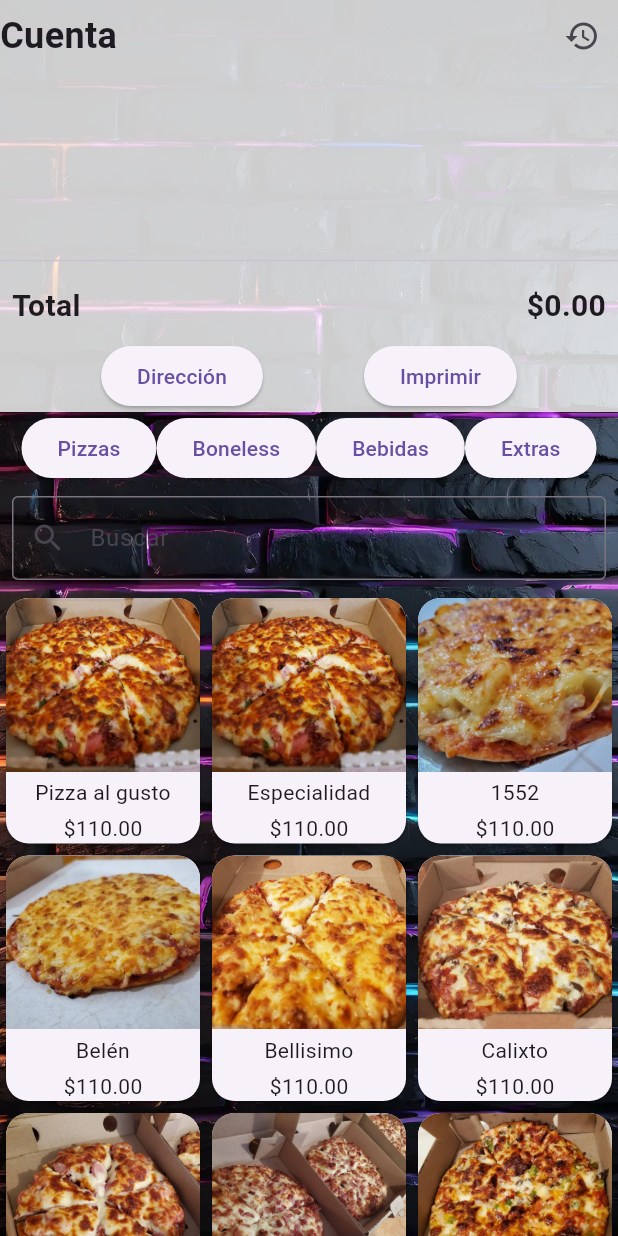
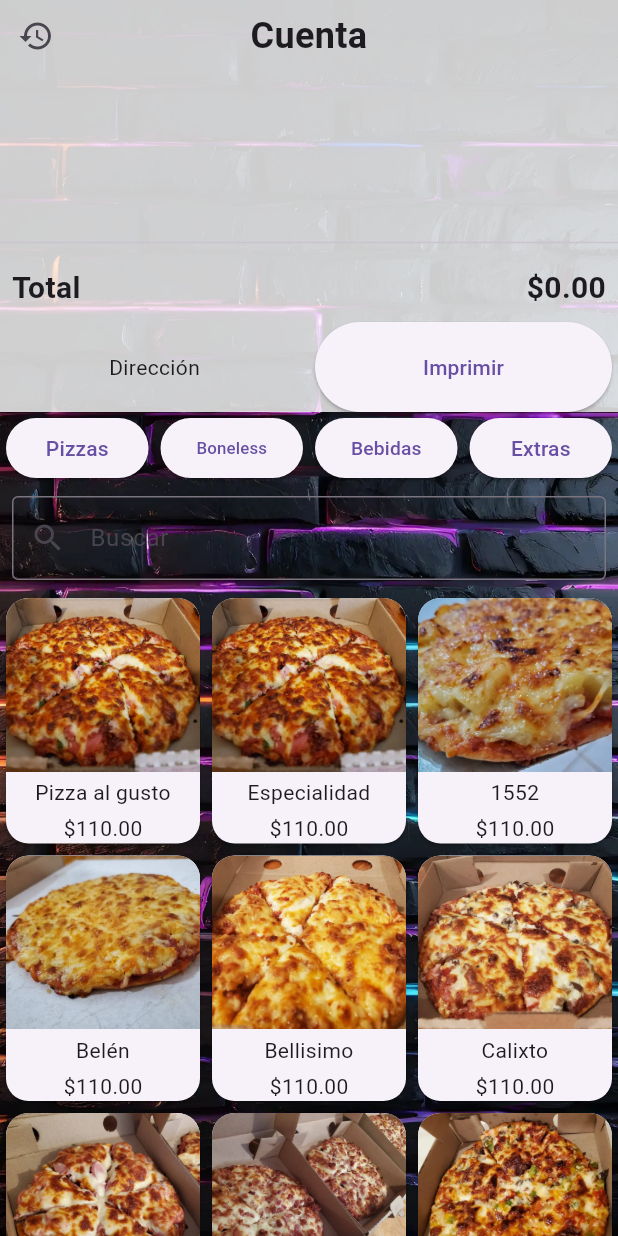
Before and after one commit to ItsKillionaire/Point_of_sale_app, a Flutter app: the screen it shows after launch, on a phone screen of 412 x 824 dp. Run offline on Flutter 3.47's test engine with Material 3 defaults, Android fonts, the light colour scheme and no system bars.

Commit message:
fix layout

```diff
--- a/pizzapopan_pos/lib/screens/home_screen.dart
+++ b/pizzapopan_pos/lib/screens/home_screen.dart
@@ -102,24 +102,60 @@ class _HomeScreenState extends State<HomeScreen> {
         return Column(
           children: [
             // Category buttons
-            Wrap(
-              alignment: WrapAlignment.spaceEvenly,
+            Row(
+              mainAxisAlignment: MainAxisAlignment.spaceEvenly,
               children: [
-                ElevatedButton(
+                Expanded(
+                  child: Padding(
+                    padding: const EdgeInsets.symmetric(horizontal: 4.0),
+                    child: ElevatedButton(
                       onPressed: () => setState(() => _selectedCategory = ProductCategory.pizzas),
-                  child: const Text('Pizzas'),
+                      child: FittedBox(
+                        fit: BoxFit.scaleDown,
+                        alignment: Alignment.center,
+                        child: const Text('Pizzas', maxLines: 1),
                       ),
-                ElevatedButton(
+                    ),
+                  ),
+                ),
+                Expanded(
+                  child: Padding(
+                    padding: const EdgeInsets.symmetric(horizontal: 4.0),
+                    child: ElevatedButton(
                       onPressed: () => setState(() => _selectedCategory = ProductCategory.boneless),
-                  child: const Text('Boneless'),
+                      child: FittedBox(
+                        fit: BoxFit.scaleDown,
+                        alignment: Alignment.center,
+                        child: const Text('Boneless', maxLines: 1),
                       ),
-                ElevatedButton(
+                    ),
+                  ),
+                ),
+                Expanded(
+                  child: Padding(
+                    padding: const EdgeInsets.symmetric(horizontal: 4.0),
+                    child: ElevatedButton(
                       onPressed: () => setState(() => _selectedCategory = ProductCategory.bebidas),
-                  child: const Text('Bebidas'),
+                      child: FittedBox(
+                        fit: BoxFit.scaleDown,
+                        alignment: Alignment.center,
+                        child: const Text('Bebidas', maxLines: 1),
                       ),
-                ElevatedButton(
+                    ),
+                  ),
+                ),
+                Expanded(
+                  child: Padding(
+                    padding: const EdgeInsets.symmetric(horizontal: 4.0),
+                    child: ElevatedButton(
                       onPressed: () => setState(() => _selectedCategory = ProductCategory.extras),
-                  child: const Text('Extras'),
+                      child: FittedBox(
+                        fit: BoxFit.scaleDown,
+                        alignment: Alignment.center,
+                        child: const Text('Extras', maxLines: 1),
+                      ),
+                    ),
+                  ),
                 ),
               ],
             ),
@@ -204,12 +240,7 @@ class _HomeScreenState extends State<HomeScreen> {
       child: Column(
         children: [
           Row(
-            mainAxisAlignment: MainAxisAlignment.spaceBetween,
             children: [
-              const Text(
-                'Cuenta',
-                style: TextStyle(fontSize: 24, fontWeight: FontWeight.bold),
-              ),
               IconButton(
                 icon: const Icon(Icons.history),
                 onPressed: () {
@@ -219,6 +250,15 @@ class _HomeScreenState extends State<HomeScreen> {
                   );
                 },
               ),
+              const Expanded(
+                child: Text(
+                  'Cuenta',
+                  textAlign: TextAlign.center,
+                  style: TextStyle(fontSize: 24, fontWeight: FontWeight.bold),
+                ),
+              ),
+              // Empty SizedBox to balance the row if needed, or remove if not necessary
+              SizedBox(width: 48), // Adjust width to match IconButton's width
             ],
           ),
           Expanded(
@@ -258,25 +298,20 @@ class _HomeScreenState extends State<HomeScreen> {
           Row(
             mainAxisAlignment: MainAxisAlignment.spaceEvenly,
             children: [
-              ElevatedButton(
-                onPressed: () async {
-                  final result = await showDialog<Map<String, dynamic>>(
-                    context: context,
-                    builder: (context) => const AddressDialog(),
-                  );
-                  if (result != null) {
-                    setState(() {
-                      _address = result['address'];
-                      _isPickup = result['isPickup'];
-                    });
-                  }
-                },
-                style: ElevatedButton.styleFrom(
-                  backgroundColor: (_address != null || _isPickup) ? Colors.green : null,
+              Expanded(
+                child: Padding(
+                  padding: const EdgeInsets.symmetric(horizontal: 4.0),
+                  child: FittedBox(
+                    fit: BoxFit.scaleDown,
+                    alignment: Alignment.center,
+                    child: const Text('Dirección', textAlign: TextAlign.center, maxLines: 1),
                   ),
-                child: const Text('Dirección'),
                 ),
-              ElevatedButton(
+              ),
+              Expanded(
+                child: Padding(
+                  padding: const EdgeInsets.symmetric(horizontal: 4.0),
+                  child: ElevatedButton(
                     onPressed: () {
                       if (_address == null && !_isPickup) {
                         ScaffoldMessenger.of(context).showSnackBar(
@@ -315,7 +350,16 @@ class _HomeScreenState extends State<HomeScreen> {
                         );
                       }
                     },
-                child: const Text('Imprimir'),
+                    style: ElevatedButton.styleFrom(
+                      minimumSize: const Size.fromHeight(60), // Make button taller
+                    ),
+                    child: FittedBox(
+                      fit: BoxFit.scaleDown,
+                      alignment: Alignment.center,
+                      child: const Text('Imprimir', textAlign: TextAlign.center, maxLines: 1),
+                    ),
+                  ),
+                ),
               ),
             ],
           ),
```
Lines whose indentation alone changed are shown as unchanged.
